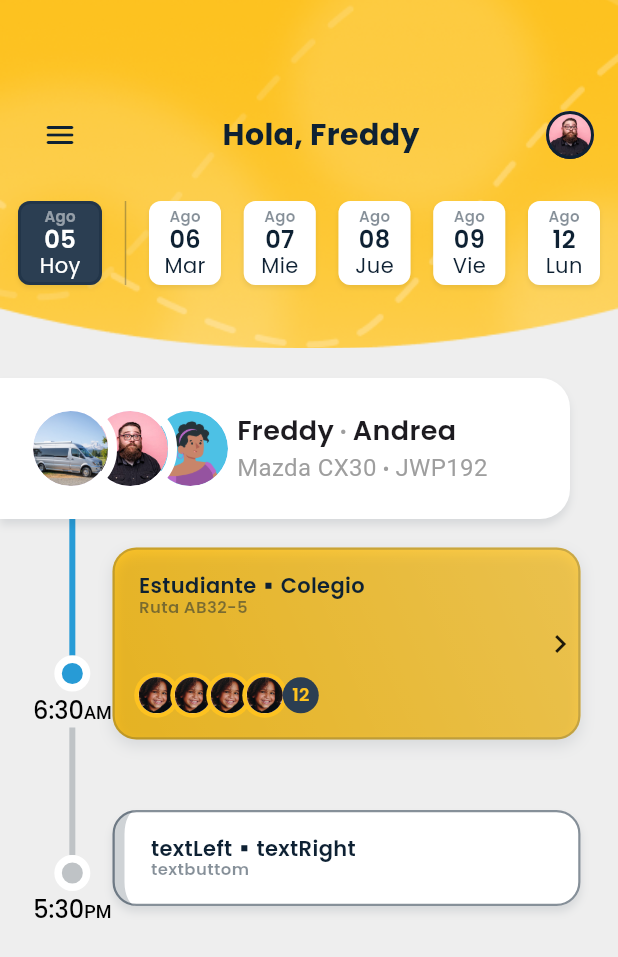
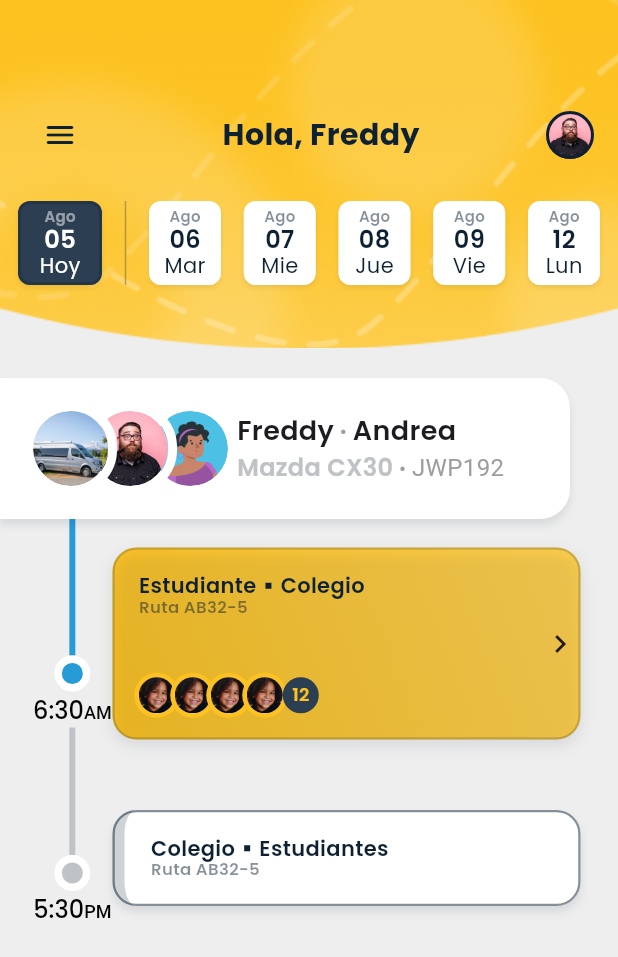
Before and after one commit to Francisco-V98/dashboard_busbanz_practice, a Flutter app: the PrincipalPage screen opened by its route, on a phone screen of 412 x 824 dp. Shown: the top 957 px of the screen. Run offline on Flutter 3.47's test engine with Material 3 defaults, Android fonts, the phone set to English and light mode, and no system bars; our stand-ins replace flutter_riverpod, go_router.

Commit message:
pequeños cambios

```diff
--- a/lib/Animation-Circle/animation_circle.dart
+++ b/lib/Animation-Circle/animation_circle.dart
@@ -58,7 +58,8 @@ class _AnimationCircleState extends State<AnimationCircle>
 
   @override
   Widget build(BuildContext context) {
-    return AnimatedBuilder(
+    return Center(
+      child: AnimatedBuilder(
         animation: _animation,
         builder: (context, child) {
           double outerRadius = 70 - 40 * _animation.value;
@@ -87,6 +88,7 @@ class _AnimationCircleState extends State<AnimationCircle>
             ],
           );
         },
+      ),
     );
   }
 }
--- a/lib/TimeLine-Header/time_line_header.dart
+++ b/lib/TimeLine-Header/time_line_header.dart
@@ -136,7 +136,9 @@ class TimeLineHeader extends StatelessWidget {
                     Text(
                       'Mazda CX30',
                       style: TextStyle(
-                        color: Colors.grey,
+                        fontFamily: "Poppins",
+                        fontWeight: FontWeight.w600,
+                        color: AppColors.greyLight,
                         fontSize: 16.0,
                       ),
                     ),
--- a/lib/screens/Principal_Page/principal_page.dart
+++ b/lib/screens/Principal_Page/principal_page.dart
@@ -59,9 +59,9 @@ class PrincipalPage extends StatelessWidget {
                   right: 25,
                   top: 540,
                   child: CardDefault(
-                    textLeft: "textLeft",
-                    textRight: "textRight",
-                    textbuttom: "textbuttom",
+                    textLeft: "Colegio",
+                    textRight: "Estudiantes",
+                    textbuttom: "Ruta AB32-5",
                   ),
                 )
               ],
```
Lines whose indentation alone changed are shown as unchanged.
